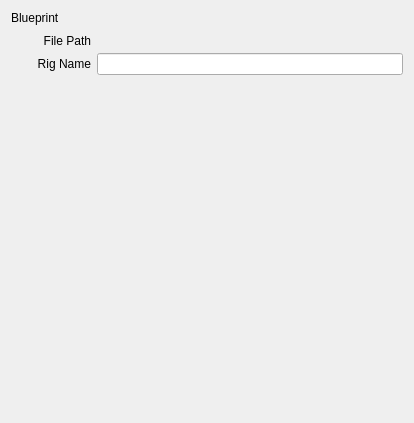
Above: resources/main_settings.ui from bohdon/maya-pulse before the change. Below: the same form after it.
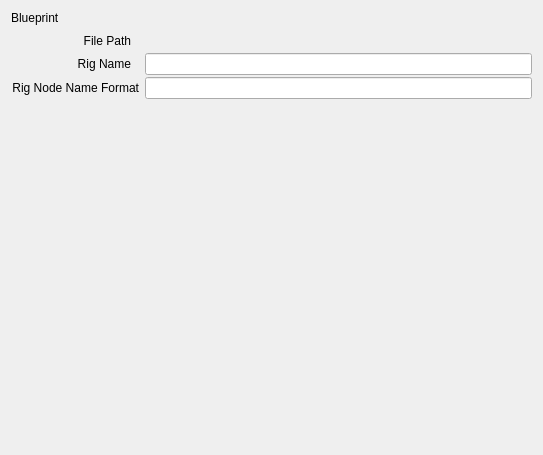
That is the form after the change.

Commit message: add generic blueprint settings support, add setting for rig node name format which adds _rig suffix by default

The edit to the form file:
```diff
--- a/resources/main_settings.ui
+++ b/resources/main_settings.ui
@@ -6,8 +6,8 @@
    <rect>
     <x>0</x>
     <y>0</y>
-    <width>414</width>
-    <height>423</height>
+    <width>543</width>
+    <height>455</height>
    </rect>
   </property>
   <property name="minimumSize">
@@ -39,7 +39,7 @@
       <widget class="QLabel" name="file_path_label">
        <property name="minimumSize">
         <size>
-         <width>80</width>
+         <width>120</width>
          <height>20</height>
         </size>
        </property>
@@ -68,7 +68,7 @@
       <widget class="QLabel" name="rig_name_label">
        <property name="minimumSize">
         <size>
-         <width>80</width>
+         <width>120</width>
          <height>0</height>
         </size>
        </property>
@@ -86,6 +86,28 @@
      <item row="1" column="1">
       <widget class="QLineEdit" name="rig_name_edit"/>
      </item>
+     <item row="2" column="0">
+      <widget class="QLabel" name="rig_node_fmt_label">
+       <property name="minimumSize">
+        <size>
+         <width>120</width>
+         <height>0</height>
+        </size>
+       </property>
+       <property name="statusTip">
+        <string>The naming format to use for the parent rig node. Can use any settings key, such as {rigName}.</string>
+       </property>
+       <property name="text">
+        <string>Rig Node Name Format</string>
+       </property>
+       <property name="alignment">
+        <set>Qt::AlignRight|Qt::AlignTrailing|Qt::AlignVCenter</set>
+       </property>
+      </widget>
+     </item>
+     <item row="2" column="1">
+      <widget class="QLineEdit" name="rig_node_fmt_edit"/>
+     </item>
     </layout>
    </item>
    <item>
```
The commit also changes 8 other files.
